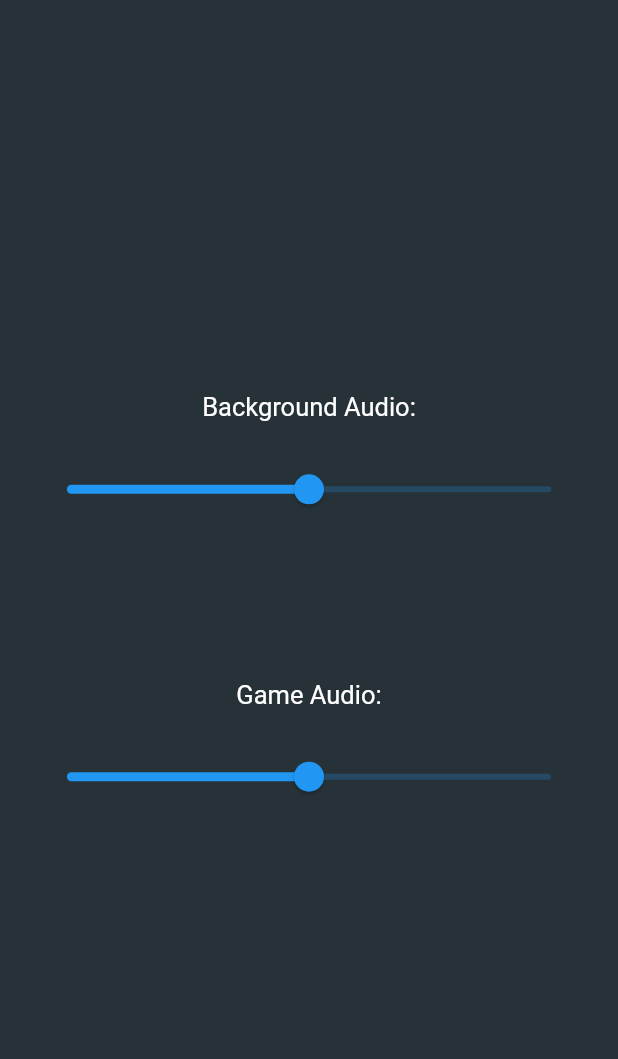
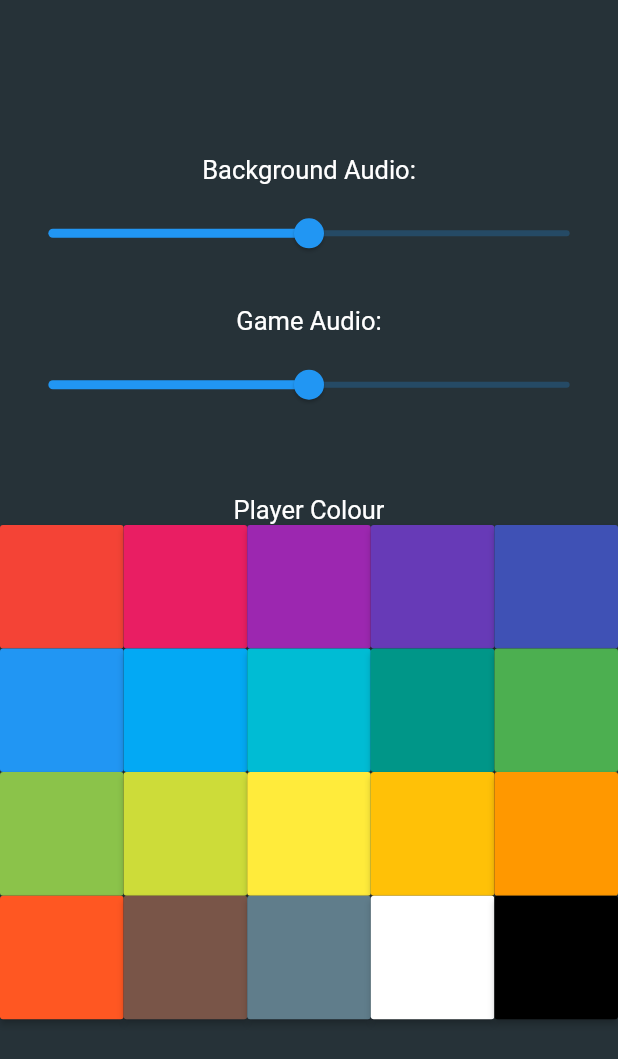
Before and after one commit to Oceankoh/amazes, a Flutter app: the screen it shows after launch, after a tap on "SETTINGS", on a phone screen of 412 x 824 dp. Shown: the top 1059 px of the screen. Run offline on Flutter 3.47's test engine with Material 2 defaults, Android fonts, the phone set to English and light mode, and no system bars; our stand-ins replace audioplayers, cloud_firestore, material_design_icons_flutter, shared_preferences; missing offline and left inert: animator; accounts and stored records are empty; generated files the repository leaves out were written again.

Commit message:
added color change feature to settings had to add new device var initialise in splash change in maze

```diff
--- a/lib/Globals/device.dart
+++ b/lib/Globals/device.dart
@@ -4,3 +4,4 @@ double screenWidth;
 double screenHeight;
 double gameVolume;
 double bgVolume;
+int playerColor;
--- a/lib/PlayPath/Maze.dart
+++ b/lib/PlayPath/Maze.dart
@@ -25,12 +25,15 @@ Future<AudioPlayer> control;
 const moveSound = 'movementsound';
 const completeSound = 'congratualationsaudio';
 ScoreCounter playerScore = ScoreCounter();
+List<Color> colors = [];
+
 
 class _MazeState extends State<GenerateMaze> {
   int side;
   List<List<Block>> maze;
   Coords current;
   MazeGen generator = MazeGen();
+
   final textController = TextEditingController();
 
   _MazeState(int s) {
@@ -40,6 +43,10 @@ class _MazeState extends State<GenerateMaze> {
     playerScore.timerBegin();
     maze[0][side - 1].icon = true;
     current = Coords(0, side - 1);
+    for(int i =0; i<18; i++)
+      colors.add(Colors.primaries[i][500]);
+    colors.add(Colors.white);
+    colors.add(Colors.black);
   }
 
   @override
@@ -254,7 +261,8 @@ class _MazeState extends State<GenerateMaze> {
     Color up = Colors.transparent,
         down = Colors.transparent,
         left = Colors.transparent,
-        right = Colors.transparent;
+        right = Colors.transparent,
+        player = colors[dev.playerColor];
 
     double T = 1, R = 1, B = 1, L = 1;
 
@@ -272,7 +280,7 @@ class _MazeState extends State<GenerateMaze> {
     if (maze[x][y].getIcon()) {
       ret = Container(
           decoration: BoxDecoration(
-              color: Colors.red,
+              color: player,
               border: Border(
                   top: BorderSide(width: T, color: up),
                   right: BorderSide(width: R, color: right),
--- a/lib/PreApp/Splash.dart
+++ b/lib/PreApp/Splash.dart
@@ -57,6 +57,7 @@ class LoadAnimation extends StatelessWidget {
     dev.screenWidth = MediaQuery.of(context).size.width;
     dev.gameVolume = 0.5;
     dev.bgVolume = 0.5;
+    dev.playerColor=0;
     return Container(
         child: Center(
             child: Column(children: [
--- a/lib/SettingPath/Settings.dart
+++ b/lib/SettingPath/Settings.dart
@@ -9,17 +9,23 @@ class Settings extends StatefulWidget {
 
 class SettingsPage extends State<Settings> {
   double bgAudio = dev.bgVolume * 100, gameAudio = dev.gameVolume * 100;
+
   @override
   Widget build(BuildContext context) {
     int bgLabel = bgAudio.round();
     int gameLabel = gameAudio.round();
+    List<Color> colors = [];
+    for(int i =0; i<18; i++)
+      colors.add(Colors.primaries[i][500]);
+    colors.add(Colors.white);
+    colors.add(Colors.black);
     return Scaffold(
         backgroundColor: Theme.of(context).canvasColor,
         body: Column(children: [
           Container(
               child: Text(
             "Background Audio:",
-          )),
+          ),padding: EdgeInsets.only(top: dev.screenHeight*0.05)),
           Container(
             child: Slider(
               value: bgAudio,
@@ -28,8 +34,8 @@ class SettingsPage extends State<Settings> {
                 setState(() {
                   bgAudio = value;
                   dev.bgVolume = bgAudio / 100;
-                  control.then((controller){
-                      controller.setVolume(dev.bgVolume);
+                  control.then((controller) {
+                    controller.setVolume(dev.bgVolume);
                   });
                 });
               },
@@ -37,13 +43,11 @@ class SettingsPage extends State<Settings> {
               max: 100,
               divisions: 100,
             ),
-            padding: EdgeInsets.all(dev.screenWidth * 0.05),
+            padding: EdgeInsets.all(dev.screenWidth * 0.02),
           ),
           Container(
-              child: Text(
-                "Game Audio:",
-              ),
-              padding: EdgeInsets.only(top: dev.screenHeight * 0.1)),
+              child: Text("Game Audio:"),
+              padding: EdgeInsets.only(top: dev.screenHeight * 0.02)),
           Container(
               child: Slider(
                   value: gameAudio,
@@ -57,7 +61,22 @@ class SettingsPage extends State<Settings> {
                   min: 0,
                   max: 100,
                   divisions: 100),
-              padding: EdgeInsets.all(dev.screenWidth * 0.05))
+              padding: EdgeInsets.all(dev.screenWidth * 0.02)),
+          Container(
+              child: Text("Player Colour"),
+              padding: EdgeInsets.only(top: dev.screenHeight * 0.05)),
+          Container(
+              child: GridView.count(
+            crossAxisCount: 5,
+            children: List.generate(20, (index) {
+              return MaterialButton(
+                color: colors[index],
+                onPressed: () {
+                  dev.playerColor=index;
+                },
+              );
+            }),
+          ),height: dev.screenHeight/2,)
         ], mainAxisAlignment: MainAxisAlignment.center));
   }
 }
```
